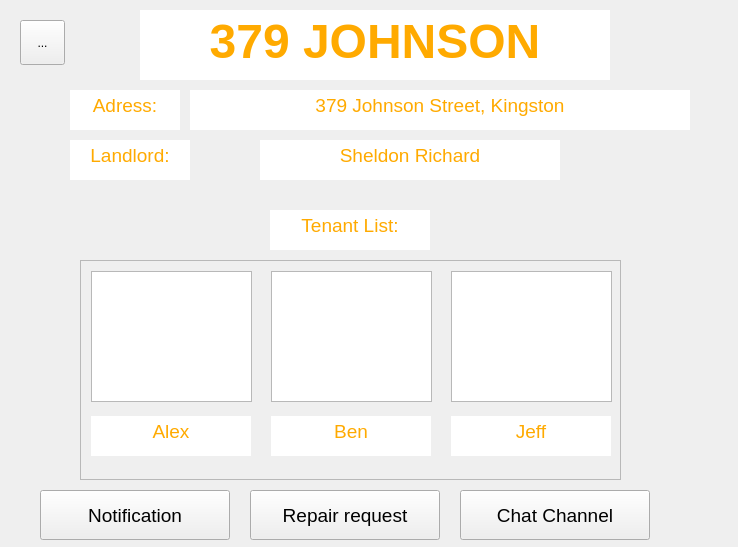
First picture: the form in King_Project/propertymainform.ui, repository greg-maceachern12/MicroManage, before the edit.
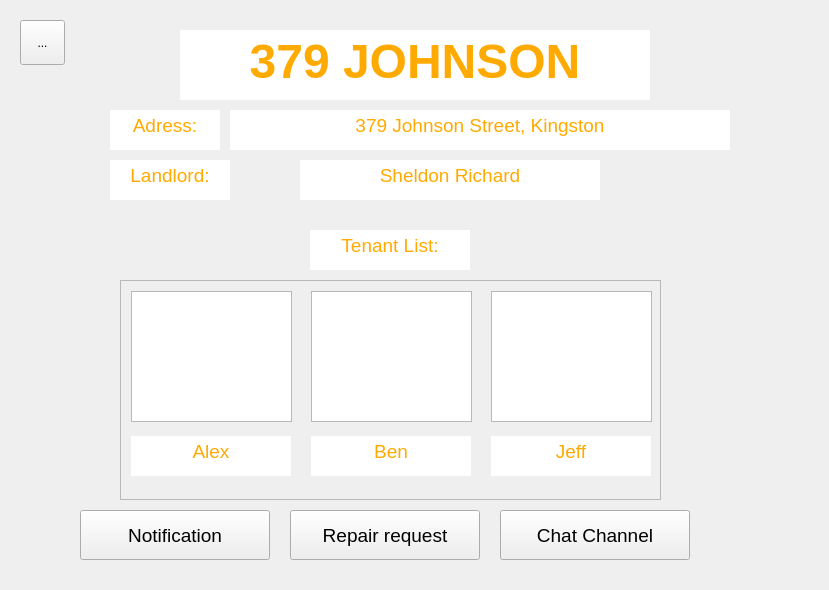
Second picture: the form after the edit.

What changed in the file:
```diff
--- a/King_Project/propertymainform.ui
+++ b/King_Project/propertymainform.ui
@@ -9,8 +9,8 @@
    <rect>
     <x>0</x>
     <y>0</y>
-    <width>738</width>
-    <height>547</height>
+    <width>829</width>
+    <height>590</height>
    </rect>
   </property>
   <property name="mouseTracking">
@@ -31,8 +31,8 @@
    </property>
    <property name="geometry">
     <rect>
-     <x>140</x>
-     <y>10</y>
+     <x>180</x>
+     <y>30</y>
      <width>470</width>
      <height>70</height>
     </rect>
@@ -87,8 +87,8 @@
    </property>
    <property name="geometry">
     <rect>
-     <x>70</x>
-     <y>90</y>
+     <x>110</x>
+     <y>110</y>
      <width>110</width>
      <height>40</height>
     </rect>
@@ -116,8 +116,8 @@
    </property>
    <property name="geometry">
     <rect>
-     <x>70</x>
-     <y>140</y>
+     <x>110</x>
+     <y>160</y>
      <width>120</width>
      <height>40</height>
     </rect>
@@ -145,8 +145,8 @@
    </property>
    <property name="geometry">
     <rect>
-     <x>270</x>
-     <y>210</y>
+     <x>310</x>
+     <y>230</y>
      <width>160</width>
      <height>40</height>
     </rect>
@@ -174,8 +174,8 @@
    </property>
    <property name="geometry">
     <rect>
-     <x>190</x>
-     <y>90</y>
+     <x>230</x>
+     <y>110</y>
      <width>500</width>
      <height>40</height>
     </rect>
@@ -204,8 +204,8 @@
    </property>
    <property name="geometry">
     <rect>
-     <x>260</x>
-     <y>140</y>
+     <x>300</x>
+     <y>160</y>
      <width>300</width>
      <height>40</height>
     </rect>
@@ -231,8 +231,8 @@
   <widget class="QScrollArea" name="scrollArea">
    <property name="geometry">
     <rect>
-     <x>80</x>
-     <y>260</y>
+     <x>120</x>
+     <y>280</y>
      <width>541</width>
      <height>220</height>
     </rect>
@@ -377,8 +377,8 @@
   <widget class="QPushButton" name="pushButton">
    <property name="geometry">
     <rect>
-     <x>40</x>
-     <y>490</y>
+     <x>80</x>
+     <y>510</y>
      <width>190</width>
      <height>50</height>
     </rect>
@@ -395,8 +395,8 @@
   <widget class="QPushButton" name="pushButton_2">
    <property name="geometry">
     <rect>
-     <x>250</x>
-     <y>490</y>
+     <x>290</x>
+     <y>510</y>
      <width>190</width>
      <height>50</height>
     </rect>
@@ -413,8 +413,8 @@
   <widget class="QPushButton" name="pushButton_3">
    <property name="geometry">
     <rect>
-     <x>460</x>
-     <y>490</y>
+     <x>500</x>
+     <y>510</y>
      <width>190</width>
      <height>50</height>
     </rect>
```
